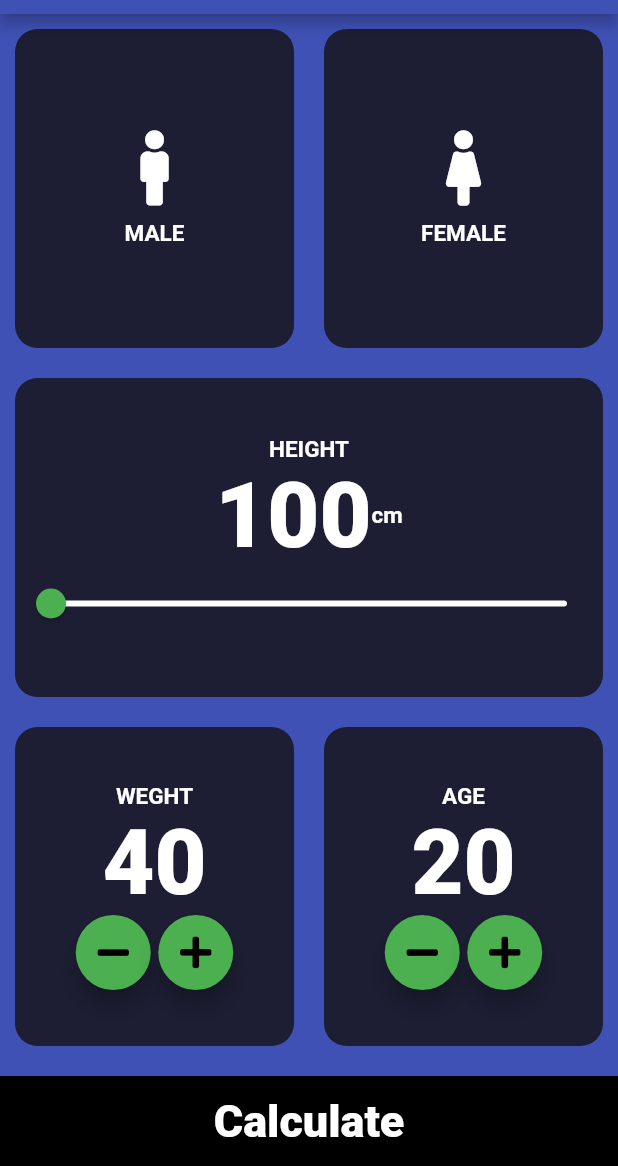
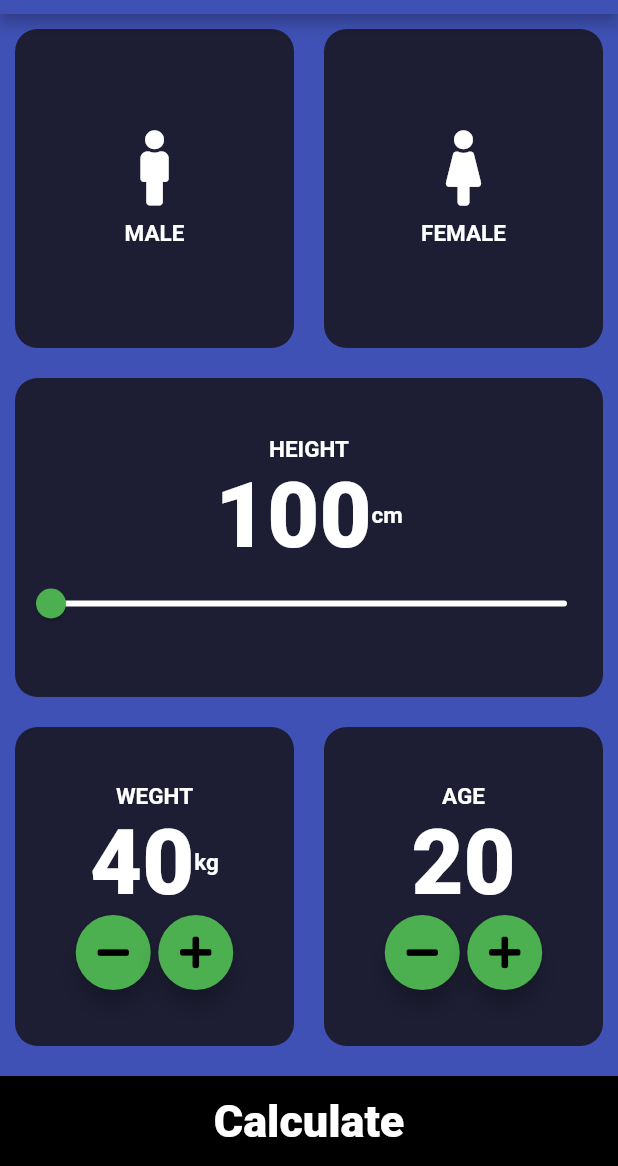
Before and after one commit to bilalahmad9/A-BMI-Calculator-App, a Flutter app: the screen it shows after launch, on a phone screen of 412 x 824 dp, the part 70-1236 px from its top. Run offline on Flutter 3.47's test engine with Material 2 defaults, Android fonts, the phone set to English and light mode, and no system bars; our stand-ins replace font_awesome_flutter.

Commit message:
Wight in KG

```diff
--- a/lib/Input_Page.dart
+++ b/lib/Input_Page.dart
@@ -135,7 +135,19 @@ class _InputPageState extends State<InputPage> {
                           'WEGHT',
                           style: ConstentTextLabel,
                         ),
-                        Text('$slider_weight', style: ConstentTextLabe2),
+                        Row(
+                          mainAxisAlignment: MainAxisAlignment.center,
+                          children: [
+                            Text(
+                              '$slider_weight',
+                              style: ConstentTextLabe2,
+                            ),
+                            Text(
+                              'kg',
+                              style: ConstentTextLabel,
+                            ),
+                          ],
+                        ),
                         Row(
                           mainAxisAlignment: MainAxisAlignment.center,
                           children: [
```
